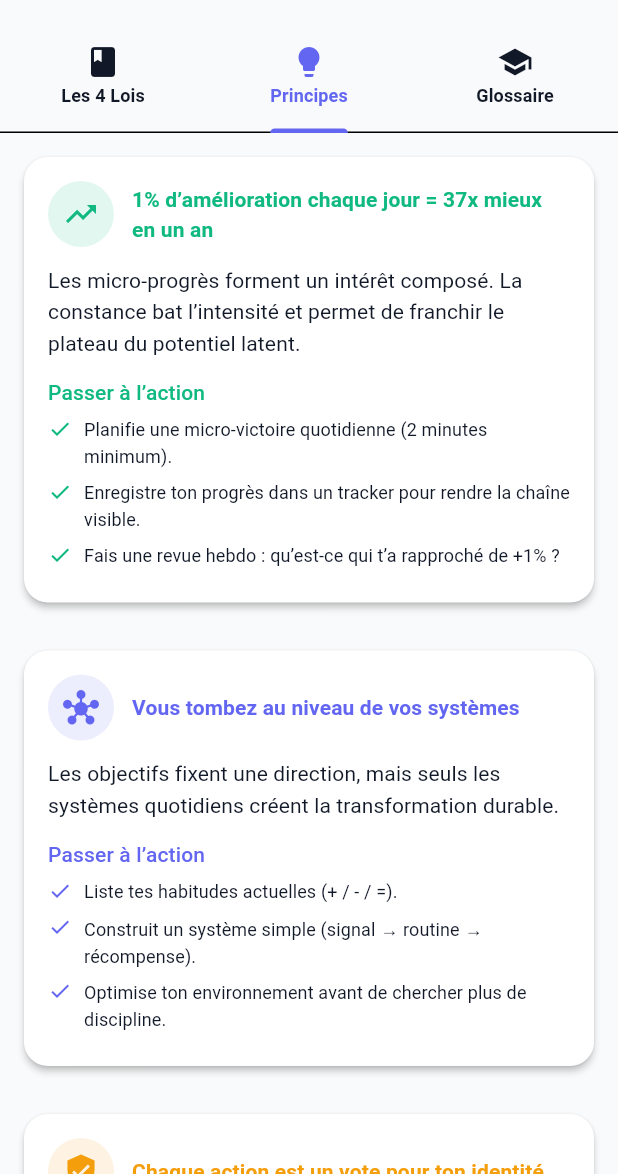
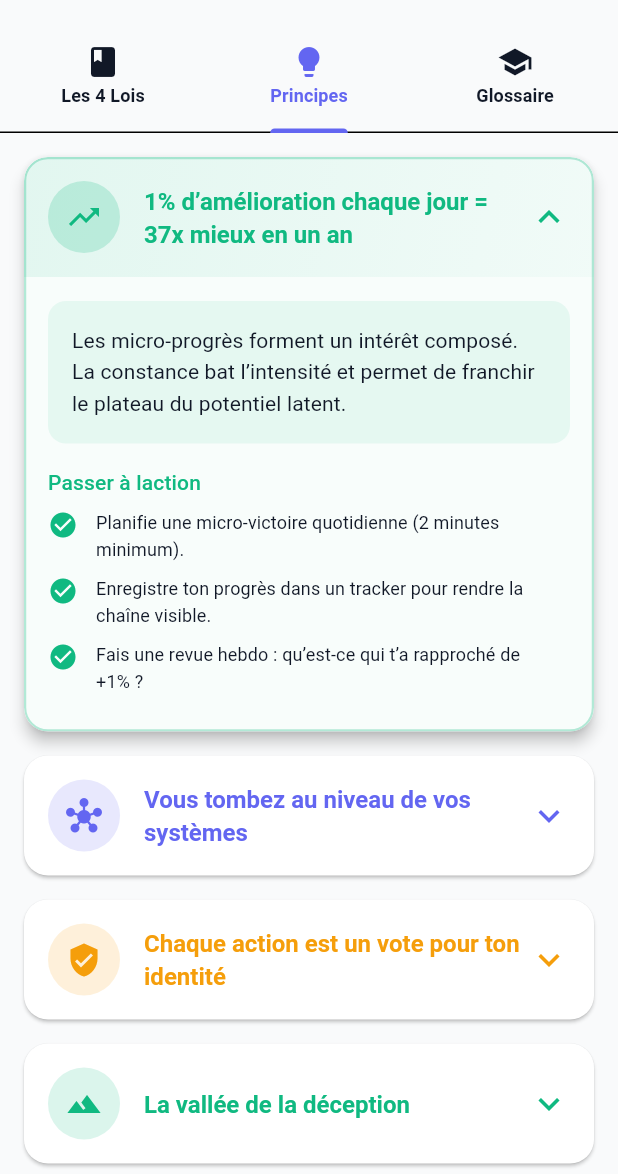
Before and after one commit to Rahim10020/atomic_habits_mobile, a Flutter app: the GuideScreen screen opened by its route, tab 2 chosen, on a phone screen of 412 x 824 dp, the part 62-1236 px from its top. Run offline on Flutter 3.47's test engine with Material 3 defaults, Android fonts, the phone set to English and light mode, and no system bars; our stand-ins replace drift, fl_chart, flutter_local_notifications, flutter_riverpod, flutter_timezone, go_router and 5 more; accounts and stored records are empty; generated files the repository leaves out were written again.

Commit message:
utilisation des accordeons pour la partie des guides

```diff
--- a/lib/presentation/screens/guide/guide_screen.dart
+++ b/lib/presentation/screens/guide/guide_screen.dart
@@ -4,8 +4,7 @@ import '../../../core/constants/colors.dart';
 import '../../../core/constants/text_styles.dart';
 import '../../../domain/models/four_laws.dart';
 import 'widgets/concept_bottom_sheet.dart';
-import 'widgets/law_explanation_card.dart';
-import 'widgets/principle_card.dart';
+import 'widgets/custom_accordion.dart';
 
 class GuideScreen extends StatefulWidget {
   const GuideScreen({super.key});
@@ -60,45 +59,158 @@ class _GuideScreenState extends State<GuideScreen>
   }
 
   Widget _buildFourLawsTab() {
-    return ListView.separated(
+    return ListView.builder(
       key: const PageStorageKey('guide_laws_tab'),
       padding: const EdgeInsets.all(AppConstants.paddingMedium),
       itemCount: _lawGuideContent.length,
-      separatorBuilder: (_, __) =>
-          const SizedBox(height: AppConstants.paddingMedium),
       itemBuilder: (context, index) {
         final law = _lawGuideContent[index];
-        return LawExplanationCard(
+        return CustomAccordion(
           title: law.title,
           subtitle: law.subtitle,
-          explanation: law.explanation,
-          playbook: law.playbook,
-          examples: law.examples,
-          identityShift: law.identityShift,
           icon: law.icon,
           color: law.color,
+          initiallyExpanded: index == 0,
+          content: _buildLawContent(law),
         );
       },
     );
   }
 
+  Widget _buildLawContent(_LawGuideContent law) {
+    return Column(
+      crossAxisAlignment: CrossAxisAlignment.start,
+      children: [
+        Container(
+          width: double.infinity,
+          padding: const EdgeInsets.all(AppConstants.paddingMedium),
+          decoration: BoxDecoration(
+            color: law.color.withValues(alpha: 0.08),
+            borderRadius: BorderRadius.circular(12),
+          ),
+          child: Text(law.explanation.trim(), style: AppTextStyles.bodyMedium),
+        ),
+        const SizedBox(height: 16),
+        Text(
+          'Playbook 1%',
+          style: AppTextStyles.titleSmall.copyWith(color: law.color),
+        ),
+        const SizedBox(height: 8),
+        ...law.playbook.map(
+          (item) => Padding(
+            padding: const EdgeInsets.only(bottom: 8),
+            child: Row(
+              crossAxisAlignment: CrossAxisAlignment.start,
+              children: [
+                Icon(Icons.check_circle, size: 20, color: law.color),
+                const SizedBox(width: 12),
+                Expanded(child: Text(item, style: AppTextStyles.bodySmall)),
+              ],
+            ),
+          ),
+        ),
+        const Divider(height: 24),
+        Text(
+          'Exemples concrets',
+          style: AppTextStyles.labelLarge.copyWith(color: law.color),
+        ),
+        const SizedBox(height: 8),
+        ...law.examples
+            .take(3)
+            .map(
+              (example) => Padding(
+                padding: const EdgeInsets.only(bottom: 6),
+                child: Row(
+                  crossAxisAlignment: CrossAxisAlignment.start,
+                  children: [
+                    Icon(Icons.arrow_right, size: 18, color: law.color),
+                    const SizedBox(width: 8),
+                    Expanded(
+                      child: Text(example, style: AppTextStyles.bodySmall),
+                    ),
+                  ],
+                ),
+              ),
+            ),
+        const SizedBox(height: 16),
+        Container(
+          width: double.infinity,
+          padding: const EdgeInsets.all(AppConstants.paddingMedium),
+          decoration: BoxDecoration(
+            color: law.color.withValues(alpha: 0.1),
+            borderRadius: BorderRadius.circular(12),
+            border: Border.all(
+              color: law.color.withValues(alpha: 0.3),
+              width: 1,
+            ),
+          ),
+          child: Text(
+            law.identityShift,
+            style: AppTextStyles.bodyMedium.copyWith(
+              fontStyle: FontStyle.italic,
+              color: law.color,
+              fontWeight: FontWeight.w500,
+            ),
+          ),
+        ),
+      ],
+    );
+  }
+
   Widget _buildPrinciplesTab() {
-    return ListView.separated(
+    return ListView.builder(
       key: const PageStorageKey('guide_principles_tab'),
       padding: const EdgeInsets.all(AppConstants.paddingMedium),
       itemCount: _principleGuideContent.length,
-      separatorBuilder: (_, __) =>
-          const SizedBox(height: AppConstants.paddingMedium),
       itemBuilder: (context, index) {
         final principle = _principleGuideContent[index];
-        return PrincipleCard(
+        return CustomAccordion(
           title: principle.title,
-          description: principle.description,
-          actionTips: principle.actionTips,
           icon: principle.icon,
           color: principle.color,
+          initiallyExpanded: index == 0,
+          content: _buildPrincipleContent(principle),
         );
       },
+    );
+  }
+
+  Widget _buildPrincipleContent(_PrincipleGuideContent principle) {
+    return Column(
+      crossAxisAlignment: CrossAxisAlignment.start,
+      children: [
+        Container(
+          width: double.infinity,
+          padding: const EdgeInsets.all(AppConstants.paddingMedium),
+          decoration: BoxDecoration(
+            color: principle.color.withValues(alpha: 0.08),
+            borderRadius: BorderRadius.circular(12),
+          ),
+          child: Text(principle.description, style: AppTextStyles.bodyMedium),
+        ),
+        if (principle.actionTips.isNotEmpty) ...[
+          const SizedBox(height: 16),
+          Text(
+            'Passer à l'
+            'action',
+            style: AppTextStyles.labelLarge.copyWith(color: principle.color),
+          ),
+          const SizedBox(height: 8),
+          ...principle.actionTips.map(
+            (tip) => Padding(
+              padding: const EdgeInsets.only(bottom: 8),
+              child: Row(
+                crossAxisAlignment: CrossAxisAlignment.start,
+                children: [
+                  Icon(Icons.check_circle, size: 20, color: principle.color),
+                  const SizedBox(width: 12),
+                  Expanded(child: Text(tip, style: AppTextStyles.bodySmall)),
+                ],
+              ),
+            ),
+          ),
+        ],
+      ],
     );
   }
 
--- /dev/null
+++ b/lib/presentation/screens/guide/widgets/custom_accordion.dart
@@ -0,0 +1,182 @@
+import 'package:flutter/material.dart';
+import '../../../../core/constants/app_constants.dart';
+import '../../../../core/constants/text_styles.dart';
+
+class CustomAccordion extends StatefulWidget {
+  final String title;
+  final String? subtitle;
+  final Widget content;
+  final IconData icon;
+  final Color color;
+  final bool initiallyExpanded;
+
+  const CustomAccordion({
+    super.key,
+    required this.title,
+    this.subtitle,
+    required this.content,
+    required this.icon,
+    required this.color,
+    this.initiallyExpanded = false,
+  });
+
+  @override
+  State<CustomAccordion> createState() => _CustomAccordionState();
+}
+
+class _CustomAccordionState extends State<CustomAccordion>
+    with SingleTickerProviderStateMixin {
+  late bool _isExpanded;
+  late AnimationController _controller;
+  late Animation<double> _rotationAnimation;
+
+  @override
+  void initState() {
+    super.initState();
+    _isExpanded = widget.initiallyExpanded;
+    _controller = AnimationController(
+      duration: const Duration(milliseconds: 300),
+      vsync: this,
+    );
+    _rotationAnimation = Tween<double>(begin: 0.0, end: 0.5).animate(
+      CurvedAnimation(parent: _controller, curve: Curves.easeInOut),
+    );
+    if (_isExpanded) {
+      _controller.value = 1.0;
+    }
+  }
+
+  @override
+  void dispose() {
+    _controller.dispose();
+    super.dispose();
+  }
+
+  void _toggleExpansion() {
+    setState(() {
+      _isExpanded = !_isExpanded;
+      if (_isExpanded) {
+        _controller.forward();
+      } else {
+        _controller.reverse();
+      }
+    });
+  }
+
+  @override
+  Widget build(BuildContext context) {
+    return Card(
+      margin: const EdgeInsets.only(bottom: AppConstants.paddingMedium),
+      elevation: _isExpanded ? 4 : 1,
+      shape: RoundedRectangleBorder(
+        borderRadius: BorderRadius.circular(16),
+        side: BorderSide(
+          color: _isExpanded
+              ? widget.color.withValues(alpha: 0.3)
+              : Colors.transparent,
+          width: 1.5,
+        ),
+      ),
+      child: ClipRRect(
+        borderRadius: BorderRadius.circular(16),
+        child: Column(
+          children: [
+            Material(
+              color: Colors.transparent,
+              child: InkWell(
+                onTap: _toggleExpansion,
+                borderRadius: const BorderRadius.only(
+                  topLeft: Radius.circular(16),
+                  topRight: Radius.circular(16),
+                ),
+                child: AnimatedContainer(
+                  duration: const Duration(milliseconds: 300),
+                  padding: const EdgeInsets.all(AppConstants.paddingMedium),
+                  decoration: BoxDecoration(
+                    gradient: _isExpanded
+                        ? LinearGradient(
+                            colors: [
+                              widget.color.withValues(alpha: 0.12),
+                              widget.color.withValues(alpha: 0.06),
+                            ],
+                            begin: Alignment.topLeft,
+                            end: Alignment.bottomRight,
+                          )
+                        : null,
+                    color: _isExpanded ? null : Colors.transparent,
+                  ),
+                  child: Row(
+                    children: [
+                      AnimatedContainer(
+                        duration: const Duration(milliseconds: 300),
+                        padding: const EdgeInsets.all(12),
+                        decoration: BoxDecoration(
+                          color: _isExpanded
+                              ? widget.color.withValues(alpha: 0.2)
+                              : widget.color.withValues(alpha: 0.15),
+                          shape: BoxShape.circle,
+                        ),
+                        child: Icon(
+                          widget.icon,
+                          color: widget.color,
+                          size: 24,
+                        ),
+                      ),
+                      const SizedBox(width: 16),
+                      Expanded(
+                        child: Column(
+                          crossAxisAlignment: CrossAxisAlignment.start,
+                          children: [
+                            Text(
+                              widget.title,
+                              style: AppTextStyles.titleLarge.copyWith(
+                                color: widget.color,
+                                fontWeight: FontWeight.bold,
+                              ),
+                            ),
+                            if (widget.subtitle != null) ...[
+                              const SizedBox(height: 4),
+                              Text(
+                                widget.subtitle!,
+                                style: AppTextStyles.bodySmall.copyWith(
+                                  color: Colors.grey[600],
+                                ),
+                              ),
+                            ],
+                          ],
+                        ),
+                      ),
+                      RotationTransition(
+                        turns: _rotationAnimation,
+                        child: Icon(
+                          Icons.expand_more,
+                          color: widget.color,
+                          size: 28,
+                        ),
+                      ),
+                    ],
+                  ),
+                ),
+              ),
+            ),
+            ClipRect(
+              child: AnimatedSize(
+                duration: const Duration(milliseconds: 300),
+                curve: Curves.easeInOut,
+                child: _isExpanded
+                    ? Container(
+                        padding: const EdgeInsets.all(AppConstants.paddingMedium),
+                        decoration: BoxDecoration(
+                          color: widget.color.withValues(alpha: 0.03),
+                        ),
+                        child: widget.content,
+                      )
+                    : const SizedBox.shrink(),
+              ),
+            ),
+          ],
+        ),
+      ),
+    );
+  }
+}
```
